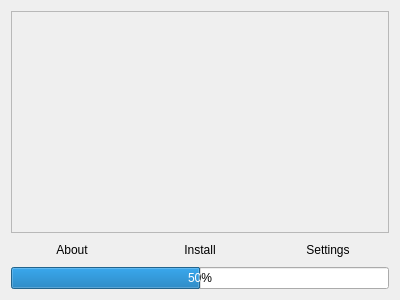
Old version of the form orbihub/ui/apps_template/app_template.ui in the repository FIU-SEDS/orbihub.
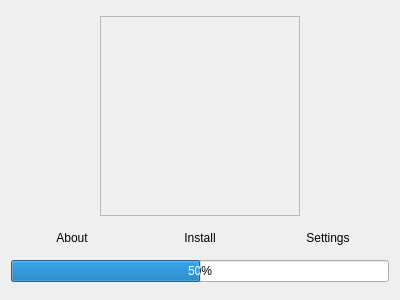
New version of the form.

What changed in the file:
```diff
--- a/orbihub/ui/apps_template/app_template.ui
+++ b/orbihub/ui/apps_template/app_template.ui
@@ -20,37 +20,7 @@
    <string>Form</string>
   </property>
   <layout class="QGridLayout" name="gridLayout">
-   <item row="0" column="0" colspan="3">
-    <widget class="QFrame" name="app_image">
-     <property name="frameShape">
-      <enum>QFrame::StyledPanel</enum>
-     </property>
-     <property name="frameShadow">
-      <enum>QFrame::Raised</enum>
-     </property>
-    </widget>
-   </item>
-   <item row="1" column="1">
-    <widget class="QPushButton" name="install_button">
-     <property name="text">
-      <string>Install</string>
-     </property>
-     <property name="flat">
-      <bool>true</bool>
-     </property>
-    </widget>
-   </item>
-   <item row="1" column="2">
-    <widget class="QPushButton" name="settings_button">
-     <property name="text">
-      <string>Settings</string>
-     </property>
-     <property name="flat">
-      <bool>true</bool>
-     </property>
-    </widget>
-   </item>
-   <item row="2" column="0" colspan="3">
+   <item row="3" column="0" colspan="3">
     <widget class="QProgressBar" name="progress_bar">
      <property name="enabled">
       <bool>true</bool>
@@ -60,7 +30,17 @@
      </property>
     </widget>
    </item>
-   <item row="1" column="0">
+   <item row="2" column="2">
+    <widget class="QPushButton" name="settings_button">
+     <property name="text">
+      <string>Settings</string>
+     </property>
+     <property name="flat">
+      <bool>true</bool>
+     </property>
+    </widget>
+   </item>
+   <item row="2" column="0">
     <widget class="QPushButton" name="about_button_3">
      <property name="text">
       <string>About</string>
@@ -70,6 +50,51 @@
      </property>
     </widget>
    </item>
+   <item row="2" column="1">
+    <widget class="QPushButton" name="install_button">
+     <property name="text">
+      <string>Install</string>
+     </property>
+     <property name="flat">
+      <bool>true</bool>
+     </property>
+    </widget>
+   </item>
+   <item row="1" column="0" colspan="3">
+    <layout class="QHBoxLayout" name="horizontalLayout">
+     <item>
+      <widget class="QFrame" name="app_image">
+       <property name="enabled">
+        <bool>true</bool>
+       </property>
+       <property name="sizePolicy">
+        <sizepolicy hsizetype="Preferred" vsizetype="Preferred">
+         <horstretch>0</horstretch>
+         <verstretch>0</verstretch>
+        </sizepolicy>
+       </property>
+       <property name="minimumSize">
+        <size>
+         <width>200</width>
+         <height>200</height>
+        </size>
+       </property>
+       <property name="maximumSize">
+        <size>
+         <width>200</width>
+         <height>200</height>
+        </size>
+       </property>
+       <property name="frameShape">
+        <enum>QFrame::StyledPanel</enum>
+       </property>
+       <property name="frameShadow">
+        <enum>QFrame::Raised</enum>
+       </property>
+      </widget>
+     </item>
+    </layout>
+   </item>
   </layout>
  </widget>
  <resources/>
```
